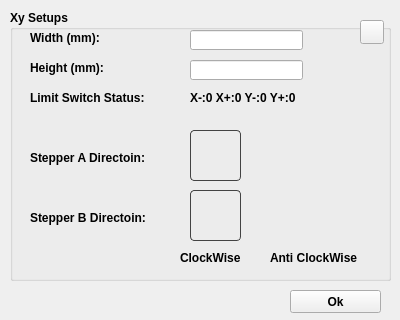
This is mDrawGui/XySetup.ui in Makeblock-official/mDrawBot as Qt 5 draws it before an edit. The edited form follows.
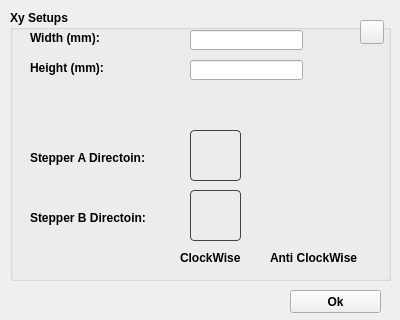
This is the edited form. Icons and pictures are not drawn.

Patch:
```diff
--- a/mDrawGui/XySetup.ui
+++ b/mDrawGui/XySetup.ui
@@ -217,32 +217,6 @@
      <string>Anti ClockWise</string>
     </property>
    </widget>
-   <widget class="QLabel" name="label_7">
-    <property name="geometry">
-     <rect>
-      <x>20</x>
-      <y>80</y>
-      <width>121</width>
-      <height>16</height>
-     </rect>
-    </property>
-    <property name="text">
-     <string>Limit Switch Status:</string>
-    </property>
-   </widget>
-   <widget class="QLabel" name="label_8">
-    <property name="geometry">
-     <rect>
-      <x>180</x>
-      <y>80</y>
-      <width>181</width>
-      <height>16</height>
-     </rect>
-    </property>
-    <property name="text">
-     <string>X-:0 X+:0 Y-:0 Y+:0 </string>
-    </property>
-   </widget>
   </widget>
   <widget class="QPushButton" name="btnOk">
    <property name="geometry">
```
